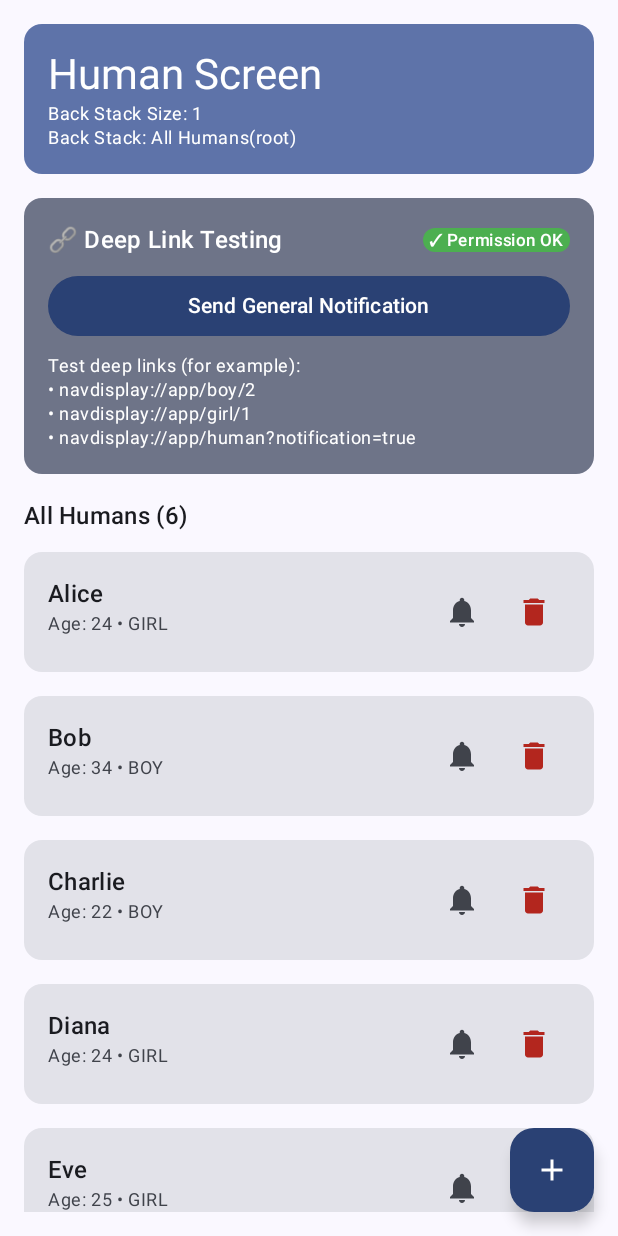
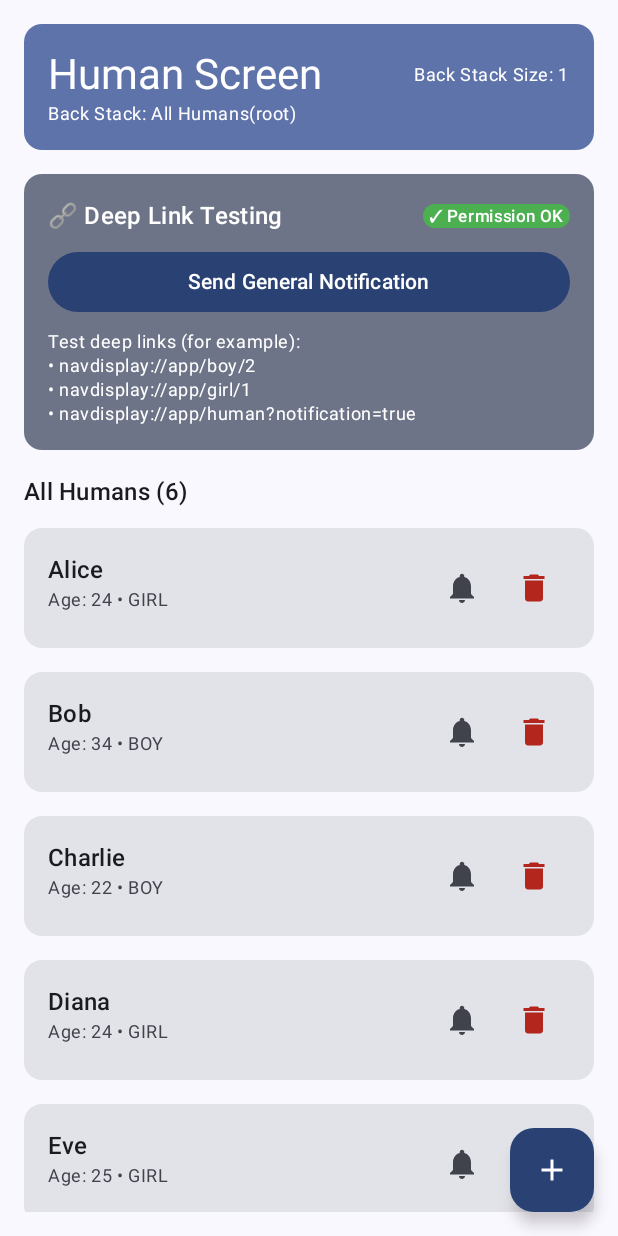
Before and after one commit to fco2/Nav3LibWithClaude, an Android app built with Jetpack Compose: the screen it shows after launch (MainActivity), on a phone screen of 412 x 824 dp. Run offline under Robolectric (Android 15) with nearby library versions, the phone set to English and light mode, and no system bars; our stand-ins replace Dagger/Hilt's generated code, Room's generated code.

Commit message:
Fixed top backstack composable to be reusable

```diff
--- a/app/src/main/java/com/chuka/nav3libwithclaude/presentation/humans/HumanScreen.kt
+++ b/app/src/main/java/com/chuka/nav3libwithclaude/presentation/humans/HumanScreen.kt
@@ -42,6 +42,7 @@ import androidx.compose.runtime.getValue
 import androidx.compose.runtime.mutableStateOf
 import androidx.compose.runtime.remember
 import androidx.compose.runtime.setValue
+import androidx.compose.runtime.snapshots.SnapshotStateList
 import androidx.compose.ui.Alignment
 import androidx.compose.ui.Modifier
 import androidx.compose.ui.graphics.Color
@@ -60,6 +61,7 @@ import com.chuka.nav3libwithclaude.presentation.navigation.NotificationHelper
 import com.chuka.nav3libwithclaude.presentation.navigation.NotificationHelperProvider
 import com.chuka.nav3libwithclaude.presentation.navigation.NotificationPermissionHandler
 import com.chuka.nav3libwithclaude.presentation.navigation.NotificationPermissionProvider
+import com.chuka.nav3libwithclaude.presentation.util.BackStackInfoComposable
 import com.chuka.nav3libwithclaude.presentation.util.Picker
 import com.chuka.nav3libwithclaude.presentation.util.PickerState
 import com.chuka.nav3libwithclaude.presentation.util.rememberPickerState
@@ -136,37 +138,7 @@ fun HumanScreen(
                 .padding(16.dp)
         ) {
             // Header with navigation info
-            Card(
-                modifier = Modifier.fillMaxWidth(),
-                colors = CardDefaults.cardColors(containerColor = MaterialTheme.colorScheme.primaryContainer)
-            ) {
-                Column(modifier = Modifier.padding(16.dp)) {
-                    Text(
-                        text = "Human Screen",
-                        style = MaterialTheme.typography.headlineMedium,
-                        color = MaterialTheme.colorScheme.onPrimaryContainer
-                    )
-
-                    Text(
-                        text = "Back Stack Size: ${backStack.size}",
-                        style = MaterialTheme.typography.bodySmall,
-                        color = MaterialTheme.colorScheme.onPrimaryContainer
-                    )
-
-                    Text(
-                        text = "Back Stack: ${backStack.joinToString(" → ") {
-                            when(it) {
-                                is NavigationRoute.HumanScreenRoute -> "All Humans(${it.fromScreen ?: "root"})"
-                                is NavigationRoute.BoyScreenRoute -> "Boy${it.humanId?.let { id -> "($id)" } ?: ""}"
-                                is NavigationRoute.GirlScreenRoute -> "Girl${it.humanId?.let { id -> "($id)" } ?: ""}"
-                                null -> "root"
-                            }
-                        }}",
-                        style = MaterialTheme.typography.bodySmall,
-                        color = MaterialTheme.colorScheme.onPrimaryContainer
-                    )
-                }
-            }
+            BackStackInfoComposable(backStack)
 
             Spacer(modifier = Modifier.height(16.dp))
 
--- /dev/null
+++ b/app/src/main/java/com/chuka/nav3libwithclaude/presentation/util/BackStackInfoComposable.kt
@@ -0,0 +1,62 @@
+package com.chuka.nav3libwithclaude.presentation.util
+
+import androidx.compose.foundation.layout.Arrangement
+import androidx.compose.foundation.layout.Column
+import androidx.compose.foundation.layout.Row
+import androidx.compose.foundation.layout.fillMaxWidth
+import androidx.compose.foundation.layout.padding
+import androidx.compose.material3.Card
+import androidx.compose.material3.CardDefaults
+import androidx.compose.material3.MaterialTheme
+import androidx.compose.material3.Text
+import androidx.compose.runtime.Composable
+import androidx.compose.runtime.snapshots.SnapshotStateList
+import androidx.compose.ui.Alignment
+import androidx.compose.ui.Modifier
+import androidx.compose.ui.unit.dp
+import com.chuka.nav3libwithclaude.presentation.navigation.NavigationRoute
+
+@Composable
+fun BackStackInfoComposable(backStack: SnapshotStateList<NavigationRoute?>) {
+    Card(
+        modifier = Modifier.fillMaxWidth(),
+        colors = CardDefaults.cardColors(containerColor = MaterialTheme.colorScheme.primaryContainer)
+    ) {
+        Column(modifier = Modifier
+            .fillMaxWidth()
+            .padding(16.dp)) {
+            Row(
+                modifier = Modifier.fillMaxWidth(),
+                horizontalArrangement = Arrangement.SpaceBetween,
+                verticalAlignment = Alignment.CenterVertically
+            ) {
+                Text(
+                    text = "Human Screen",
+                    style = MaterialTheme.typography.headlineMedium,
+                    color = MaterialTheme.colorScheme.onPrimaryContainer
+                )
+
+                Text(
+                    text = "Back Stack Size: ${backStack.size}",
+                    style = MaterialTheme.typography.bodySmall,
+                    color = MaterialTheme.colorScheme.onPrimaryContainer
+                )
+            }
+
+            Text(
+                text = "Back Stack: ${
+                    backStack.joinToString(" → ") {
+                        when (it) {
+                            is NavigationRoute.HumanScreenRoute -> "All Humans(${it.fromScreen ?: "root"})"
+                            is NavigationRoute.BoyScreenRoute -> "Boy${it.humanId?.let { id -> "($id)" } ?: ""}"
+                            is NavigationRoute.GirlScreenRoute -> "Girl${it.humanId?.let { id -> "($id)" } ?: ""}"
+                            null -> "root"
+                        }
+                    }
+                }",
+                style = MaterialTheme.typography.bodySmall,
+                color = MaterialTheme.colorScheme.onPrimaryContainer
+            )
+        }
+    }
+}
```
Also changed, not shown: app/src/main/java/com/chuka/nav3libwithclaude/presentation/boy/BoyScreen.kt (+2 -31 lines), app/src/main/java/com/chuka/nav3libwithclaude/presentation/girl/GirlScreen.kt (+2 -31 lines).
